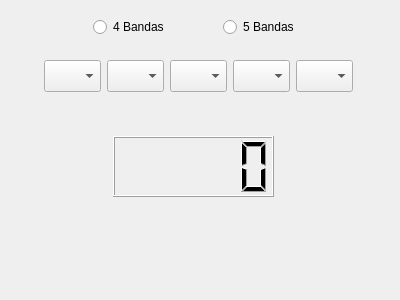
First picture: the form in Decodificador.ui, repository fjaviernavarro/FinalArqProg, before the edit.
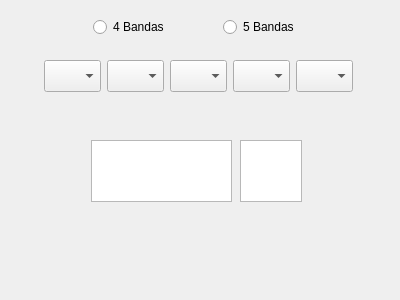
Second picture: the form after the edit. Custom widgets are drawn as their Qt base class.

Commit message: Decodificador con Observador

What changed in the file:
```diff
--- a/Decodificador.ui
+++ b/Decodificador.ui
@@ -53,16 +53,6 @@
     </rect>
    </property>
   </widget>
-  <widget class="QLCDNumber" name="lcdNumber">
-   <property name="geometry">
-    <rect>
-     <x>113</x>
-     <y>136</y>
-     <width>161</width>
-     <height>61</height>
-    </rect>
-   </property>
-  </widget>
   <widget class="QRadioButton" name="radioButton4B">
    <property name="geometry">
     <rect>
@@ -99,6 +89,26 @@
     </rect>
    </property>
   </widget>
+  <widget class="QTextBrowser" name="TextoPorcentaje">
+   <property name="geometry">
+    <rect>
+     <x>240</x>
+     <y>140</y>
+     <width>62</width>
+     <height>62</height>
+    </rect>
+   </property>
+  </widget>
+  <widget class="QTextBrowser" name="TextoValor">
+   <property name="geometry">
+    <rect>
+     <x>91</x>
+     <y>140</y>
+     <width>141</width>
+     <height>62</height>
+    </rect>
+   </property>
+  </widget>
  </widget>
  <customwidgets>
   <customwidget>
```
The commit also changes 62 other files.
